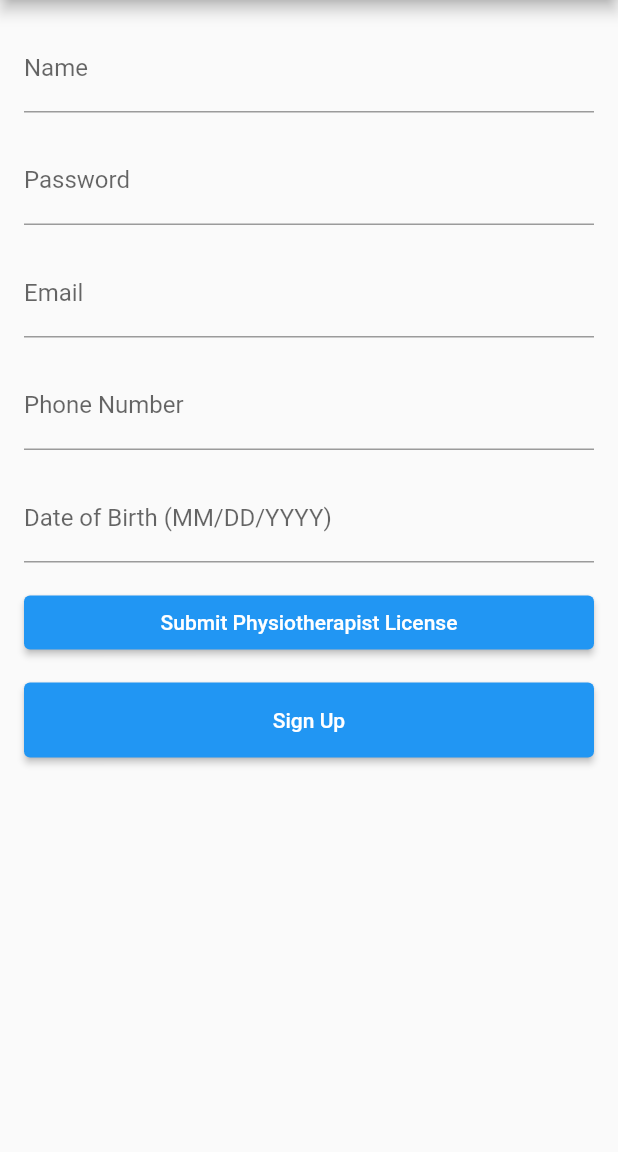
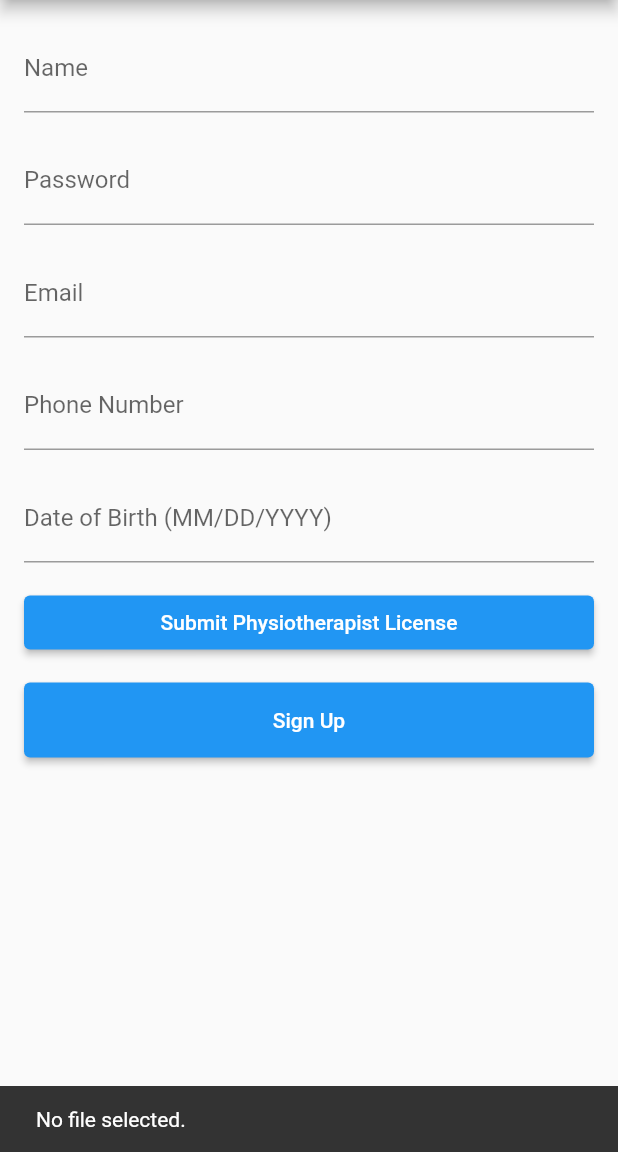
Before and after one commit to VSR-Final/Final-Year-Project, a Flutter app: the PhysioSignUpPage screen opened directly, after a tap on "Submit Physiotherapist License", on a phone screen of 412 x 824 dp, the part 84-1236 px from its top. Run offline on Flutter 3.47's test engine with Material 2 defaults, Android fonts, the phone set to English and light mode, and no system bars; our stand-ins replace cached_network_image, cloud_firestore, file_picker, firebase_auth, firebase_core, firebase_database and 6 more; missing offline and left inert: dart:js, syncfusion_flutter_core; accounts and stored records are empty; network calls fail; statements that could not run were skipped.

Commit message:
fixed sign up and log in functionality

```diff
--- /dev/null
+++ b/lib/licenseStorage.dart
@@ -0,0 +1,19 @@
+import 'dart:io';
+import 'package:firebase_storage/firebase_storage.dart' as firebase_storage;
+import 'package:firebase_core/firebase_core.dart' as firebase_core;
+
+class LicenseStorage {
+  final firebase_storage.FirebaseStorage storage =
+      firebase_storage.FirebaseStorage.instance;
+  Future<void> uploadFile(
+    String filePath,
+    String fileName,
+  ) async {
+    File file = File(filePath);
+    try {
+      await storage.ref('images/licenses/$fileName').putFile(file);
+    } on firebase_core.FirebaseException catch (e) {
+      print(e);
+    }
+  }
+}
--- a/lib/models/users.dart
+++ b/lib/models/users.dart
@@ -6,6 +6,8 @@ class Users {
   final String email;
   final String phone;
   final String dob;
+  final String userType;
+  final String license;
 
   Users({
     String? uid,
@@ -13,6 +15,8 @@ class Users {
     required this.email,
     required this.phone,
     required this.dob,
+    required this.userType,
+    this.license = 'Not Required for Patient',
   }) : uid = uid ?? Uuid().v4();
 
   Users.fromJson(Map<String, dynamic> json)
@@ -20,8 +24,16 @@ class Users {
         name = json['name'],
         email = json['email'],
         phone = json['phone'],
-        dob = json['dob'];
+        dob = json['dob'],
+        userType = json['userType'],
+        license = json['license'];
 
-  Map<String, dynamic> toJson() =>
-      {'name': name, 'email': email, 'phone': phone, 'dob': dob};
+  Map<String, dynamic> toJson() => {
+        'name': name,
+        'email': email,
+        'phone': phone,
+        'dob': dob,
+        'userType': userType,
+        'license': license,
+      };
 }
--- a/lib/pages/account_type.dart
+++ b/lib/pages/account_type.dart
@@ -1,8 +1,6 @@
 import 'package:finalyearproject/components/SupportButton.dart';
 import 'package:finalyearproject/components/button.dart';
-import 'package:finalyearproject/pages/physiosignup.dart';
 import 'package:finalyearproject/pages/physiotherapist_signUpPage.dart';
-import 'package:finalyearproject/pages/signUpPage.dart';
 import 'package:finalyearproject/components/glassmorphic_container.dart';
 import 'package:finalyearproject/pages/signup_page.dart';
 import 'package:flutter/material.dart';
@@ -89,7 +87,7 @@ class AccountType extends StatelessWidget {
                     Navigator.push(
                         context,
                         MaterialPageRoute(
-                            builder: (context) => PhysioSignUp()));
+                            builder: (context) => PhysioSignUpPage()));
                   },
                   style: buttonPrimay,
                   child: const Center(
--- a/lib/pages/landing_page.dart
+++ b/lib/pages/landing_page.dart
@@ -1,6 +1,5 @@
 import 'package:finalyearproject/pages/account_type.dart';
 import 'package:finalyearproject/pages/login_page.dart';
-import 'package:finalyearproject/pages/signUpPage.dart';
 import 'package:finalyearproject/pages/signup_page.dart';
 import 'package:flutter/material.dart';
 import 'package:finalyearproject/components/button.dart';
@@ -107,7 +106,7 @@ class _LandingPageState extends State<LandingPage> {
                 ElevatedButton(
                   onPressed: () {
                     Navigator.push(context,
-                        MaterialPageRoute(builder: (context) => SignUpPage()));
+                        MaterialPageRoute(builder: (context) => SignUp()));
                   },
                   style: ElevatedButton.styleFrom(
                       maximumSize: Size(200, 40),
--- a/lib/pages/patients_list.dart
+++ b/lib/pages/patients_list.dart
@@ -1,5 +1,5 @@
 import 'package:finalyearproject/pages/patient_schedule.dart';
-import 'package:finalyearproject/pages/physioHomePage.dart';
+import 'package:finalyearproject/pages/physio_home.dart';
 import 'package:firebase_database/firebase_database.dart';
 import 'package:firebase_database/ui/firebase_animated_list.dart';
 import 'package:flutter/material.dart';
--- a/lib/pages/physiotherapist_signUpPage.dart
+++ b/lib/pages/physiotherapist_signUpPage.dart
@@ -1,13 +1,16 @@
 import 'dart:io';
 
+import 'package:finalyearproject/licenseStorage.dart';
 import 'package:finalyearproject/pages/patient_schedule.dart';
-import 'package:finalyearproject/pages/physioHomePage.dart';
+import 'package:finalyearproject/pages/physio_home.dart';
+import 'package:finalyearproject/pages/physiotherapist_menu.dart';
 import 'package:firebase_core/firebase_core.dart';
 import 'package:flutter/material.dart';
-import 'package:image_picker/image_picker.dart';
+import 'package:file_picker/file_picker.dart';
 import 'package:firebase_auth/firebase_auth.dart';
-import 'package:firebase_database/firebase_database.dart';
-
+import 'package:cloud_firestore/cloud_firestore.dart';
+import 'package:firebase_storage/firebase_storage.dart';
+import 'dart:math';
 import 'package:finalyearproject/models/users.dart';
 
 class PhysioSignUpPage extends StatefulWidget {
@@ -15,7 +18,7 @@ class PhysioSignUpPage extends StatefulWidget {
   _PhysioSignUpPageState createState() => _PhysioSignUpPageState();
 }
 
-final referenceDatabase = FirebaseDatabase.instance.ref();
+FirebaseFirestore collection = FirebaseFirestore.instance;
 
 class _PhysioSignUpPageState extends State<PhysioSignUpPage> {
   final formKey = GlobalKey<FormState>();
@@ -24,14 +27,33 @@ class _PhysioSignUpPageState extends State<PhysioSignUpPage> {
   final TextEditingController _emailController = TextEditingController();
   final TextEditingController _phoneController = TextEditingController();
   final TextEditingController _dobController = TextEditingController();
-  XFile? image;
+  String? path;
+  String? fileName;
 
   Future<void> _pickImage() async {
-    final ImagePicker picker = ImagePicker();
-    XFile? pickedFile = await picker.pickImage(source: ImageSource.gallery);
+    final LicenseStorage storage = LicenseStorage();
+    final pickedFile = await FilePicker.platform.pickFiles(
+      allowMultiple: false,
+      type: FileType.custom,
+      allowedExtensions: ['png', 'jpg'],
+    );
+
+    if (pickedFile == null) {
+      ScaffoldMessenger.of(context).showSnackBar(
+        const SnackBar(
+          content: Text('No file selected.'),
+        ), // SnackBar
+      );
+
+      return null;
+    }
+
     setState(() {
-      image = pickedFile;
+      path = pickedFile.files.single.path!;
+      fileName = pickedFile.files.single.name;
     });
+
+    storage.uploadFile(path!, fileName!);
   }
 
   @override
@@ -124,14 +146,14 @@ class _PhysioSignUpPageState extends State<PhysioSignUpPage> {
                   onPressed: _pickImage,
                   child: Text('Submit Physiotherapist License'),
                 ),
-                if (image != null) ...[
-                  SizedBox(height: 16.0),
-                  Image.file(
-                    File(image!.path),
-                    height: 200.0,
-                    width: 200.0,
-                  ),
-                ],
+                // if (image != null) ...[
+                //   SizedBox(height: 16.0),
+                //   Image.file(
+                //     File(image!.path),
+                //     height: 200.0,
+                //     width: 200.0,
+                //   ),
+                // ],
                 SizedBox(height: 16.0),
                 ElevatedButton(
                   style: ElevatedButton.styleFrom(
@@ -145,19 +167,32 @@ class _PhysioSignUpPageState extends State<PhysioSignUpPage> {
                               email: _emailController.text,
                               password: _passwordController.text)
                           .then((value) {
+                        var random = new Random();
+                        var uid = random.nextInt(900000) + 100000;
+
                         Users user1 = Users(
+                          uid: uid.toString(),
                           name: _nameController.text,
                           email: _emailController.text,
                           phone: _phoneController.text,
                           dob: _dobController.text,
+                          userType: 'Physiotherapist',
+                          license: fileName!,
                         );
-                        DatabaseReference newUserRef =
-                            referenceDatabase.child('Users');
-                        newUserRef.push().set(user1.toJson());
+                        collection.collection('users').doc(uid.toString()).set({
+                          'uid': uid.toString(),
+                          'name': _nameController.text,
+                          'email': _emailController.text,
+                          'phone': _phoneController.text,
+                          'dob': _dobController.text,
+                          'userType': 'Physiotherapist',
+                          'license': fileName!,
+                        });
                         Navigator.push(
                             context,
                             MaterialPageRoute(
-                                builder: (context) => PhysioHomePage()));
+                                builder: (context) =>
+                                    PhysiotherapistMenu(user1)));
                       });
                     }
                   },
```
Also changed, not shown: lib/main.dart (+3 -4 lines), lib/pages/login_page.dart (+8 -8 lines), lib/pages/physiotherapist_menu.dart (added, +55 -0 lines), lib/pages/signup_page.dart (+6 -4 lines).
